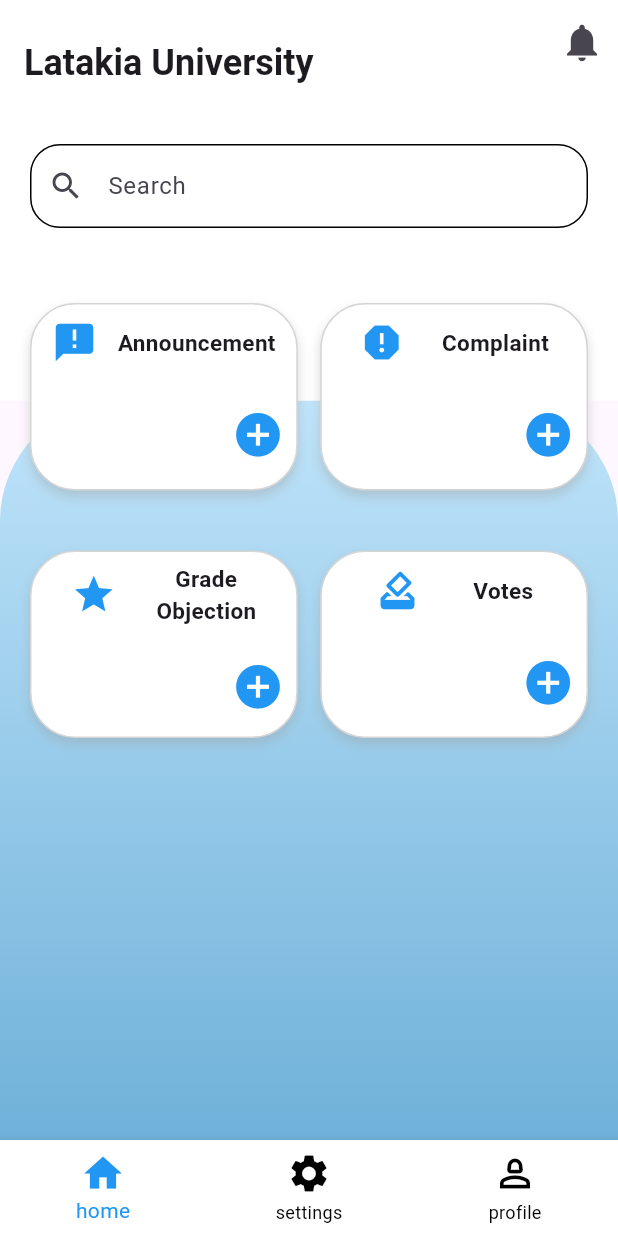
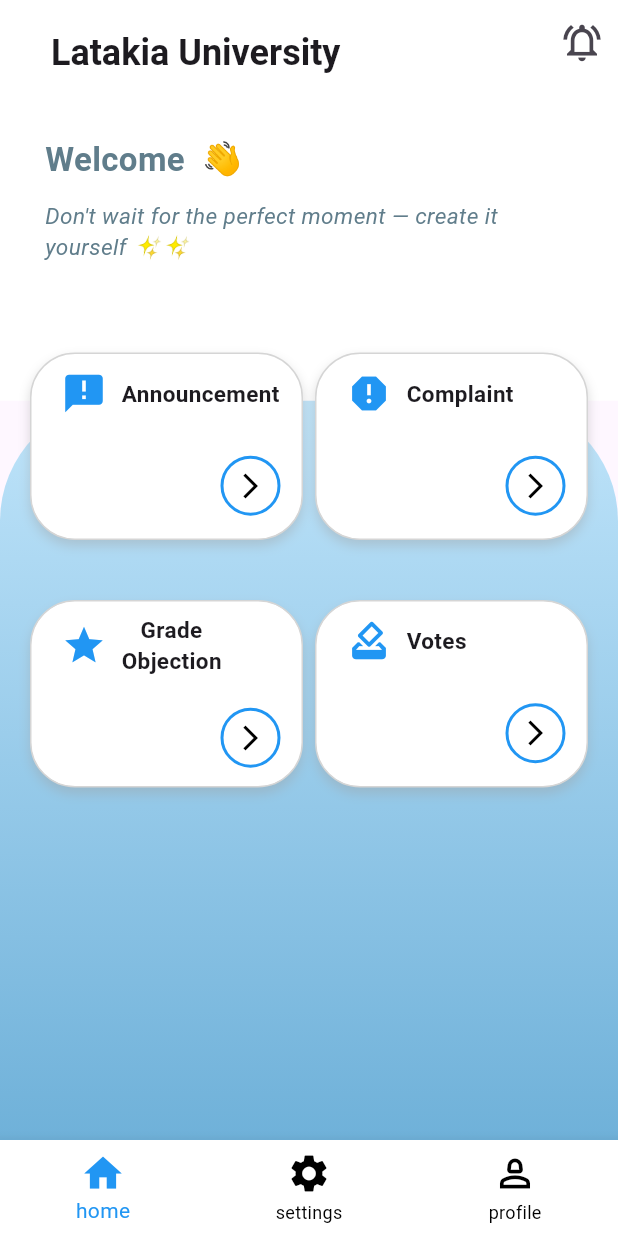
Before and after one commit to etab233/university-services-app, a Flutter app: the HomePage screen opened directly, on a phone screen of 412 x 824 dp. Run offline on Flutter 3.47's test engine with Material 3 defaults, Android fonts, the phone set to English and light mode, and no system bars; our stand-ins replace shared_preferences; accounts and stored records are empty; network calls fail.

Commit message:
home changes

```diff
--- a/lib/home_Screen/homePage.dart
+++ b/lib/home_Screen/homePage.dart
@@ -7,6 +7,66 @@
 import '../bottom_navigation_bar.dart';
 import 'package:shared_preferences/shared_preferences.dart';
 import '../announcment Screen/notifications.dart';
+import 'package:http/http.dart' as http;
+import 'dart:convert';
+
+// متحولات لرسم الدوائر المتداخلة بالشبكة
+double circleSize = 35;
+double overlap = 10;
+String? name;
+
+// صف يحوي اسم و صورة المستخدم لاستخدامه لرسم الدوائر المتداخلة بكل خلية بالشبكة
+class User{
+  String? name;
+  String? img;
+  User(this.name, this.img);
+  factory User.fromJson(Map<String,dynamic> json){
+    return User(
+      json ['name'],
+      json['profile_image']
+    );
+  }
+}
+List<User> AnnPublishers=[];
+// تابع لجلب اخر خمس مستخدمين على الأكثر متفاعلين في قسم الإعلانات
+  Future<List<User>> fetchLastFivePublishersFromAnnouncement() async{
+    final prefs= await SharedPreferences.getInstance();
+    final token =prefs.getString('Token');
+    name =prefs.getString('name');
+    final url=Uri.parse("${Constants.baseUrl}/announcements");
+    try{
+      final response=await http.get(
+        url,
+        headers: {
+          'Content-Type':'application/json',
+          'Authorization':'Bearer $token'
+        }
+      );
+      if(response.statusCode==200){
+        List<dynamic> announcements= json.decode(response.body);
+        //نستخدم set لمنع تكرار المستخدم
+        Set<int> seenUserIds={};
+        AnnPublishers.clear(); // مهم جداً حتى لا تتكرر البيانات عند إعادة التحميل
+        for (var ann in announcements){
+          var publishJson=ann['user'];
+          if(publishJson==null) continue;
+          int userId=ann['user']['id'];
+          if(!seenUserIds.contains(userId)){
+            seenUserIds.add(userId);
+            AnnPublishers.add(User.fromJson(publishJson));
+          }
+          //نحتاج خمس مستخدمين على الأكثر
+          if(AnnPublishers.length>5) break;
+        }
+        return AnnPublishers;
+      }
+      else return [];
+    }catch(e){
+      print('$e');
+      return [];
+    }
+  }
+
 
 class HomePage extends StatefulWidget {
   const HomePage ({Key? key}) : super(key: key);
@@ -29,6 +89,17 @@
     Icons.how_to_vote,
   ];
 
+void loadPublishers() async {
+  AnnPublishers = await fetchLastFivePublishersFromAnnouncement();
+  setState(() {});
+}
+
+  @override
+  void initState(){
+    super.initState();
+    loadPublishers();
+  }
+
   @override
   Widget build(BuildContext context) {
     return Scaffold(
@@ -37,9 +108,9 @@
           backgroundColor: Colors.white,
           automaticallyImplyLeading: false,
           title: const Padding(
-            padding: EdgeInsets.only(top: 28),
+            padding: EdgeInsets.only(top: 15),
             child: Text(
-              'Latakia University',
+              '   Latakia University',
               style: TextStyle(
                 fontSize: 24,
                 fontWeight: FontWeight.bold,
@@ -53,7 +124,7 @@
                   context,MaterialPageRoute(builder: (context) => Notifications())
                 );
               },
-              icon: const Icon(Icons.notifications, size: 30,),
+              icon: const Icon(Icons.notifications_active_outlined, size: 30,),
             ),
           ]),
       body: Stack(
@@ -86,28 +157,34 @@
             child: Column(
               children: [
                 const SizedBox(
-                  height: 20,
+                  height: 5,
                 ),
-                TextField(
-                  decoration: InputDecoration(
-                    labelText: 'Search',
-                    enabledBorder: OutlineInputBorder(
-                      borderRadius: BorderRadius.circular(20),
-                      borderSide: const BorderSide(color: Color(0xff000000)),
-                    ),
-                    focusedBorder: const OutlineInputBorder(
-                      borderSide: BorderSide(color: Constants.primaryColor),
-                    ),
-                    prefixIcon: const Icon(Icons.search),
-                  ),
-                ),
+                Container(
+                  padding: const EdgeInsets.all(10),
+                  child: Column(
+                  crossAxisAlignment: CrossAxisAlignment.start,
+                  children: [
+                     Text(
+                      "Welcome $name 👋",
+                      style:const TextStyle(
+                      fontSize: 22,
+                      fontWeight: FontWeight.bold,
+                      color: Colors.blueGrey, ),),
+                    const SizedBox(height: 10),
+                    const Text(
+                     "Don't wait for the perfect moment — create it yourself ✨✨",
+                     style: TextStyle(
+                     fontStyle: FontStyle.italic,
+                     fontSize: 15,
+                     color: Colors.blueGrey, ),),],),),
+
                 const SizedBox(height: 50),
                 Expanded(
                   child: GridView.builder(
                     gridDelegate:
                         const SliverGridDelegateWithFixedCrossAxisCount(
                       crossAxisCount: 2,
-                      crossAxisSpacing: 15,
+                      crossAxisSpacing: 8,
                       mainAxisSpacing: 40,
                       mainAxisExtent: 125,
                     ),
@@ -117,12 +194,12 @@
                         decoration: BoxDecoration(
                           color: Colors.white,
                           borderRadius: BorderRadius.circular(30),
-                          border: Border.all(color: Color(0xffd5d5d5)),
-                          boxShadow: [
+                          border: Border.all(color:const Color(0xffd5d5d5)),
+                          boxShadow:[
                             BoxShadow(
                               color: Colors.grey.withOpacity(0.4),
                               blurRadius: 6,
-                              offset: Offset(0, 4),
+                              offset:const Offset(0, 4),
                             ),
                           ],
                         ),
@@ -130,13 +207,15 @@
                           mainAxisAlignment: MainAxisAlignment.spaceAround,
                           children: [
                             Row(
-                              mainAxisAlignment: MainAxisAlignment.spaceEvenly,
+                              mainAxisAlignment: MainAxisAlignment.start,
                               children: [
+                                const SizedBox(width: 20,),
                                 Icon(
                                   icon[index],
                                   size: 30,
                                   color: Constants.primaryColor,
                                 ),
+                                const SizedBox(width: 10,),
                                 Text(
                                   "${list[index]}",
                                   textAlign: TextAlign.center,
@@ -148,9 +227,37 @@
                               ],
                             ),
                             Row(
-                              mainAxisAlignment: MainAxisAlignment.end,
+                              mainAxisAlignment: MainAxisAlignment.start,
                               children: [
-                                IconButton(
+                                const SizedBox(width: 20,),
+                                SizedBox(
+                                  width: AnnPublishers.length * (circleSize - overlap) + overlap,
+                                  height: circleSize,
+                                  child: Stack(
+                                  children: List.generate(AnnPublishers.length,(index){
+                                    double leftPos = index * (circleSize - overlap);
+                                    User user = AnnPublishers[index];
+                                    final hasImage = user.img != null && user.img!.isNotEmpty;
+                                    return Positioned(
+                                      left: leftPos,
+                                      child: CircleAvatar(
+                                       radius: circleSize/2,
+                                       backgroundColor: hasImage ? Colors.transparent : const Color.fromARGB(255, 186, 186, 186),// لون خلفية افتراضي
+                                       backgroundImage: hasImage ? NetworkImage(user.img!) : null,
+                                       child: !hasImage
+                                      ? Text(
+                                      user.name!.substring(0, 1).toUpperCase(),
+                                      style: const TextStyle(
+                                      color: Colors.black,
+                                      fontWeight: FontWeight.bold,
+                                      fontSize: 14,
+                                   ),): null
+                                    ));
+                                  } )
+                                ),
+                                ),
+                                Spacer(),
+                                OutlinedButton(
                                   onPressed: () {
                                     setState(() {
                                       switch (index) {
@@ -195,8 +302,14 @@
                                       }
                                     });
                                   },
-                                  icon: const Icon(Icons.add_circle,
-                                      size: 35, color: Constants.primaryColor),
+                                  style: OutlinedButton.styleFrom(
+                                      shape: const CircleBorder(),
+                                      side: const BorderSide(color: Colors.blue, width: 2),
+                                      ),
+                                  child: const Icon(Icons.arrow_forward_ios,
+                                      size: 20,
+                                      color: Colors.black,
+                                      ),
                                 ),
                               ],
                             ),
```
Also changed, not shown: lib/announcment Screen/addAnn.dart (deleted, +0 -292 lines).
